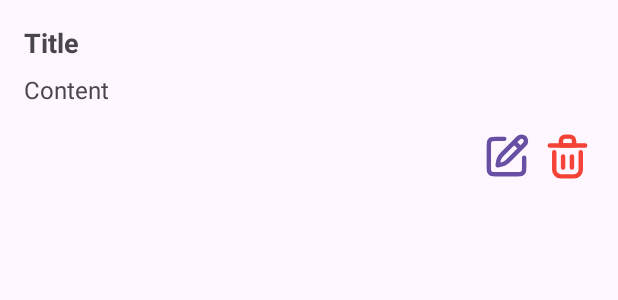
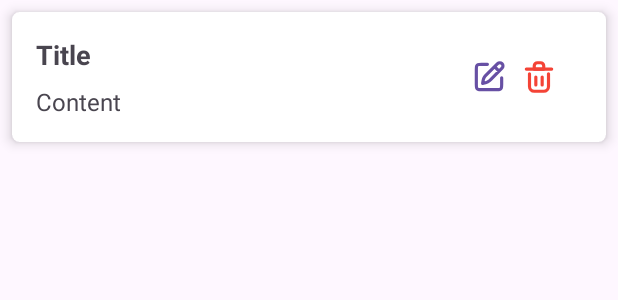
Before and after one commit to suryaLuqman/24001121-synrgy7-slf-note-taking-ch4, an Android app: the layout note_item.xml on its own in the app's theme, with its tools: preview values and no code run, on a phone screen of 412 x 824 dp. Shown: the top 300 px of the screen. Run offline under Robolectric (Android 15) with nearby library versions, the phone set to English and light mode, and no system bars.

Commit message:
fix : layout note_item

```diff
--- a/app/src/main/res/layout/note_item.xml
+++ b/app/src/main/res/layout/note_item.xml
@@ -1,51 +1,60 @@
-<LinearLayout xmlns:android="http://schemas.android.com/apk/res/android"
+<androidx.cardview.widget.CardView xmlns:android="http://schemas.android.com/apk/res/android"
+    xmlns:app="http://schemas.android.com/apk/res-auto"
     android:layout_width="match_parent"
     android:layout_height="wrap_content"
-    android:orientation="vertical"
+    android:layout_margin="8dp"
+    app:cardCornerRadius="5dp"
+    app:cardElevation="5dp">
+
+    <androidx.constraintlayout.widget.ConstraintLayout
+        android:layout_width="match_parent"
+        android:layout_height="wrap_content"
         android:padding="16dp">
 
         <TextView
             android:id="@+id/textTitle"
-        android:layout_width="wrap_content"
+            android:layout_width="250dp"
             android:layout_height="wrap_content"
             android:text="Title"
             android:textSize="18sp"
-        android:textStyle="bold" />
+            android:textStyle="bold"
+            app:layout_constraintStart_toStartOf="parent"
+            app:layout_constraintTop_toTopOf="parent" />
 
         <TextView
             android:id="@+id/textContent"
-        android:layout_width="wrap_content"
+            android:layout_width="260dp"
             android:layout_height="wrap_content"
             android:text="Content"
             android:textSize="16sp"
-        android:layout_marginTop="8dp" />
+            android:layout_marginTop="8dp"
+            app:layout_constraintStart_toStartOf="parent"
+            app:layout_constraintTop_toBottomOf="@id/textTitle" />
 
-    <LinearLayout
-        android:layout_width="match_parent"
-        android:layout_height="wrap_content"
-        android:orientation="horizontal"
-        android:gravity="end"
-        android:layout_marginTop="16dp">
-
-        <!-- Tombol Edit -->
         <ImageButton
             android:id="@+id/buttonEdit"
-            android:layout_width="35dp"
-            android:layout_height="35dp"
+            android:layout_width="25dp"
+            android:layout_height="25dp"
+            android:layout_marginEnd="8dp"
             android:background="@drawable/ic_edit_button"
             android:contentDescription="Edit"
-            android:scaleType="centerInside" />
+            android:scaleType="centerInside"
+            app:layout_constraintBottom_toBottomOf="parent"
+            app:layout_constraintEnd_toStartOf="@+id/buttonDelete"
+            app:layout_constraintTop_toTopOf="parent" />
 
-        <!-- Tombol Delete -->
         <ImageButton
             android:id="@+id/buttonDelete"
-            android:layout_width="35dp"
-            android:layout_height="35dp"
-            android:layout_marginStart="5dp"
+            android:layout_width="25dp"
+            android:layout_height="25dp"
+            android:layout_marginEnd="16dp"
             android:background="@drawable/ic_delete_button"
             android:contentDescription="Delete"
-            android:scaleType="centerInside" />
+            android:scaleType="centerInside"
+            app:layout_constraintBottom_toBottomOf="parent"
+            app:layout_constraintEnd_toEndOf="parent"
+            app:layout_constraintTop_toTopOf="parent" />
 
-    </LinearLayout>
+    </androidx.constraintlayout.widget.ConstraintLayout>
 
-</LinearLayout>
+</androidx.cardview.widget.CardView>
```
Also changed, not shown: app/src/main/java/com/slf/latihanch4/ui/dashboard/DashboardFragment.kt (+38 -6 lines), app/src/main/java/com/slf/latihanch4/ui/dashboard/DashboardViewModel.kt (+32 -1 lines). Lines whose indentation alone changed are shown as unchanged.
